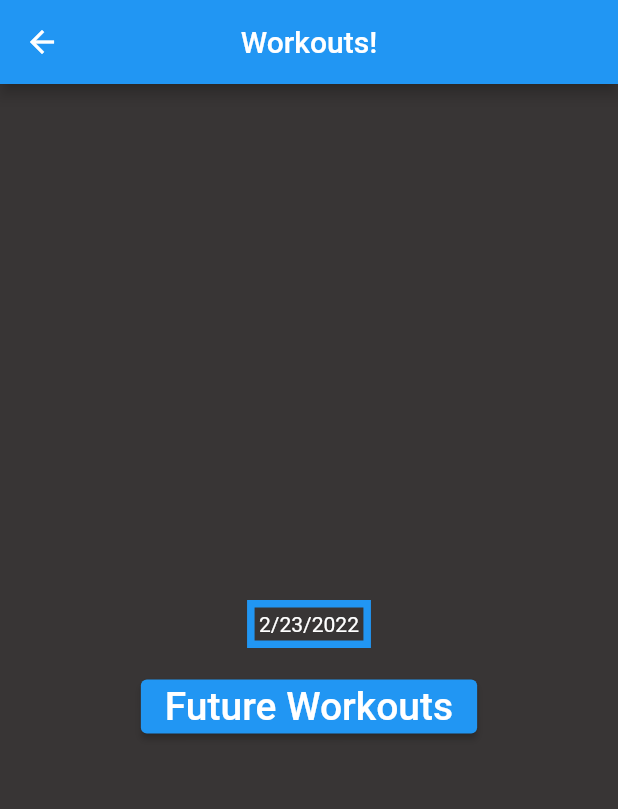
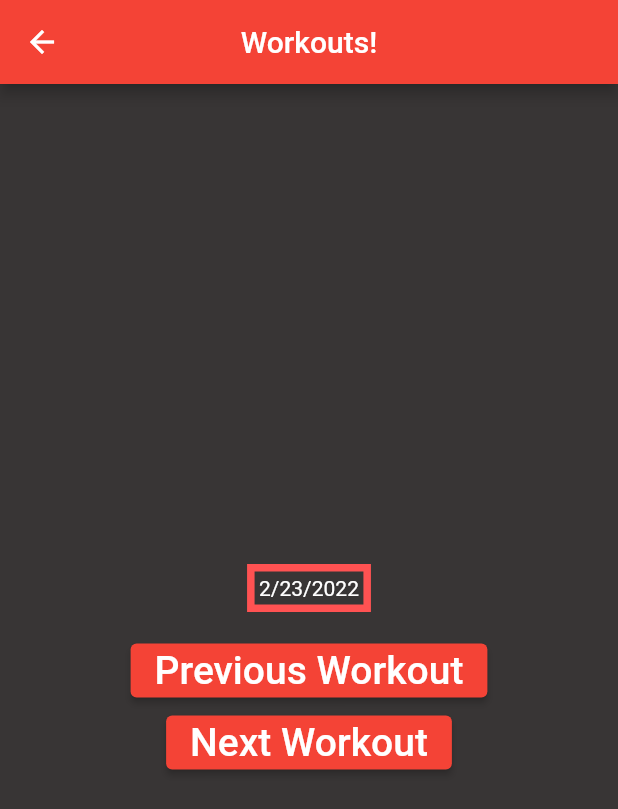
Before and after one commit to JohnAnthony98/Workout-Buddy, a Flutter app: the screen it shows after launch, after a tap on "Workouts", on a phone screen of 412 x 824 dp. Shown: the top 809 px of the screen. Run offline on Flutter 3.47's test engine with Material 2 defaults, Android fonts, the phone set to English and light mode, and no system bars.

Commit message:
added functions to get colors

```diff
--- a/workout_buddy_app/lib/screens/home.dart
+++ b/workout_buddy_app/lib/screens/home.dart
@@ -1,4 +1,5 @@
 import 'package:flutter/material.dart';
+import 'package:workout_buddy_app/services/my_colors.dart';
 
 class MyHomePage extends StatefulWidget {
   const MyHomePage({Key? key, required this.title}) : super(key: key);
@@ -12,7 +13,7 @@ class _MyHomePageState extends State<MyHomePage> {
   @override
   Widget build(BuildContext context) {
     return Scaffold(
-      backgroundColor: const Color.fromARGB(255, 56, 53, 53),
+      backgroundColor: getBackgroundColor(),
       appBar: AppBar(
         title: Text(widget.title),
       ),
@@ -24,29 +25,33 @@ class _MyHomePageState extends State<MyHomePage> {
               onPressed: () {
                 Navigator.pushNamed(context, "/workout_main");
               },
-              child: const Text("Workouts",
-                  style: TextStyle(fontSize: 26, color: Colors.white)),
+              style: ElevatedButton.styleFrom(primary: getButtonColor()),
+              child: Text("Workouts",
+                  style: TextStyle(fontSize: 26, color: getButtonTextColor())),
             ),
             ElevatedButton(
               onPressed: () {
                 Navigator.pushNamed(context, "/home");
               },
-              child: const Text("Chat",
-                  style: TextStyle(fontSize: 26, color: Colors.white)),
+              style: ElevatedButton.styleFrom(primary: getButtonColor()),
+              child: Text("Chat",
+                  style: TextStyle(fontSize: 26, color: getButtonTextColor())),
             ),
             ElevatedButton(
               onPressed: () {
                 Navigator.pushNamed(context, "/home");
               },
-              child: const Text("Share",
-                  style: TextStyle(fontSize: 26, color: Colors.white)),
+              style: ElevatedButton.styleFrom(primary: getButtonColor()),
+              child: Text("Share",
+                  style: TextStyle(fontSize: 26, color: getButtonTextColor())),
             ),
             ElevatedButton(
               onPressed: () {
                 Navigator.pushNamed(context, "/home");
               },
-              child: const Text("Friends",
-                  style: TextStyle(fontSize: 26, color: Colors.white)),
+              style: ElevatedButton.styleFrom(primary: getButtonColor()),
+              child: Text("Friends",
+                  style: TextStyle(fontSize: 26, color: getButtonTextColor())),
             ),
           ],
         ),
--- a/workout_buddy_app/lib/screens/workout_main.dart
+++ b/workout_buddy_app/lib/screens/workout_main.dart
@@ -1,4 +1,5 @@
 import 'package:flutter/material.dart';
+import 'package:workout_buddy_app/services/my_colors.dart';
 
 class WorkoutMain extends StatefulWidget {
   WorkoutMain({Key? key, title}) : super(key: key);
@@ -18,10 +19,22 @@ class _WorkoutMain extends State<WorkoutMain> {
         viewingWorkoutDay.year.toString();
   }
 
+  void viewPreviousDay() {
+    setState(() {
+      viewingWorkoutDay = viewingWorkoutDay.subtract(const Duration(hours: 24));
+    });
+  }
+
+  void viewNextDay() {
+    setState(() {
+      viewingWorkoutDay = viewingWorkoutDay.add(const Duration(hours: 24));
+    });
+  }
+
   @override
   Widget build(BuildContext context) {
     return Scaffold(
-      backgroundColor: const Color.fromARGB(255, 56, 53, 53),
+      backgroundColor: getBackgroundColor(),
       appBar: AppBar(
         centerTitle: true,
         title: const Text("Workouts!"),
@@ -34,18 +47,20 @@ class _WorkoutMain extends State<WorkoutMain> {
               margin: const EdgeInsets.all(15.0),
               padding: const EdgeInsets.all(3.0),
               decoration: BoxDecoration(
-                  border: Border.all(color: Colors.blue, width: 5.0)),
+                  border: Border.all(color: getButtonColor(), width: 5.0)),
               child: Text(
                 getDate(),
-                style: TextStyle(color: Colors.white),
+                style: TextStyle(color: getButtonTextColor()),
               ),
             ),
             ElevatedButton(
-              onPressed: () {
-                Navigator.pushNamed(context,
-                    "/future_workouts"); ////////Pressing breaks app as of 2/22/2022////////
-              },
-              child: const Text("Future Workouts",
+              onPressed: viewPreviousDay,
+              child: const Text("Previous Workout",
+                  style: TextStyle(fontSize: 26, color: Colors.white)),
+            ),
+            ElevatedButton(
+              onPressed: viewNextDay,
+              child: const Text("Next Workout",
                   style: TextStyle(fontSize: 26, color: Colors.white)),
             ),
           ],
--- /dev/null
+++ b/workout_buddy_app/lib/services/my_colors.dart
@@ -0,0 +1,17 @@
+import 'package:flutter/material.dart';
+
+MaterialColor getPrimarySwatch() {
+  return Colors.red;
+}
+
+Color getBackgroundColor() {
+  return const Color.fromARGB(255, 56, 53, 53);
+}
+
+Color getButtonColor() {
+  return const Color.fromRGBO(255, 82, 82, 1);
+}
+
+Color getButtonTextColor() {
+  return const Color.fromARGB(255, 255, 255, 255);
+}
```
